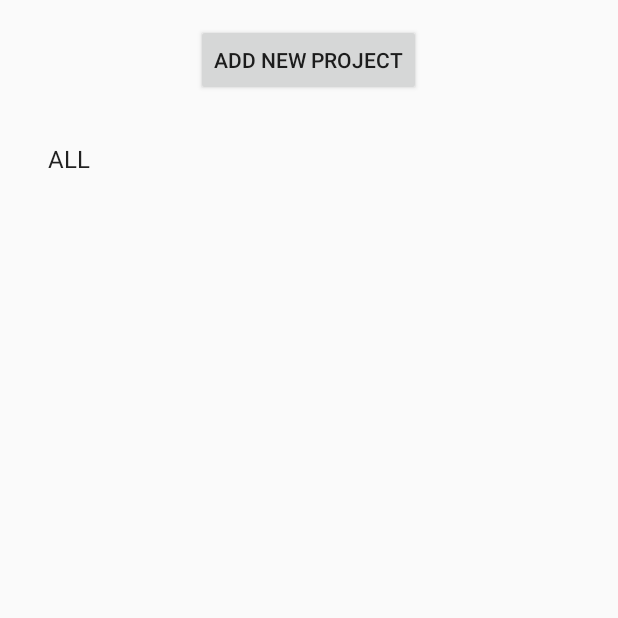
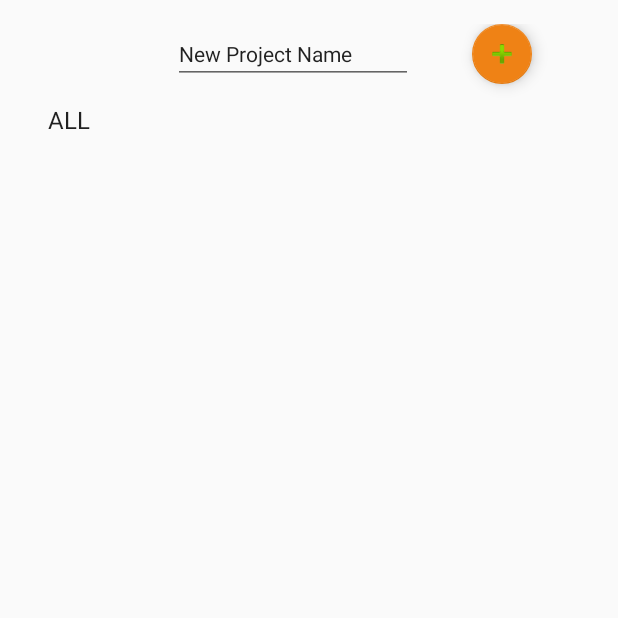
Before and after one commit to eyyu/BibliBot, an Android app: the ProjectView screen opened directly, with no data from a screen before it, on a phone screen of 412 x 824 dp, the top half of it. Run offline under Robolectric (Android 15) with nearby library versions, the phone set to English and light mode, and no system bars.

Commit message:
added project add

```diff
--- a/Biblibot-merged/app/src/main/java/com/comp3711/eva/biblibot/CitationDetail.java
+++ b/Biblibot-merged/app/src/main/java/com/comp3711/eva/biblibot/CitationDetail.java
@@ -25,7 +25,7 @@ public class CitationDetail extends AppCompatActivity {
 
         // Display citation
         TextView tv = (TextView) findViewById(R.id.citation_detail);
-        tv.setText("Citation details");
+        tv.setText(citation.getTitle());
 
     }
 }
--- a/Biblibot-merged/app/src/main/res/layout/activity_project_view.xml
+++ b/Biblibot-merged/app/src/main/res/layout/activity_project_view.xml
@@ -1,5 +1,6 @@
 <?xml version="1.0" encoding="utf-8"?>
 <android.support.design.widget.CoordinatorLayout xmlns:android="http://schemas.android.com/apk/res/android"
+
     xmlns:tools="http://schemas.android.com/tools"
     xmlns:app="http://schemas.android.com/apk/res-auto"
     android:layout_width="match_parent"
@@ -20,19 +21,38 @@
         android:id="@+id/list_view"
         android:layout_height="wrap_content"
         android:layout_width="match_parent"
-        android:layout_below="@+id/addProject"
         android:layout_alignParentLeft="true"
         android:layout_alignParentStart="true"
-        android:layout_marginTop="18dp">
+        android:layout_below="@+id/addProject">
     </ListView>
 
-    <Button
-        android:text="Add New Project"
+    <android.support.design.widget.FloatingActionButton
         android:layout_width="wrap_content"
         android:layout_height="wrap_content"
+        android:clickable="true"
+        app:fabSize="mini"
+        app:srcCompat="@android:drawable/ic_input_add"
         android:id="@+id/addProject"
+        android:layout_marginRight="41dp"
+        android:layout_marginEnd="41dp"
         android:layout_alignParentTop="true"
-        android:layout_centerHorizontal="true" />
+        android:layout_alignParentRight="true"
+        android:layout_alignParentEnd="true"
+        android:onClick="addNewProject"/>
+
+    <EditText
+        android:layout_width="wrap_content"
+        android:layout_height="wrap_content"
+        android:inputType="textPersonName"
+        android:text="New Project Name"
+        android:ems="10"
+        android:id="@+id/newProjectName"
+        android:textSize="14sp"
+        android:layout_alignParentTop="true"
+        android:layout_toLeftOf="@+id/addProject"
+        android:layout_toStartOf="@+id/addProject"
+        android:layout_marginRight="39dp"
+        android:layout_marginEnd="39dp" />
 </RelativeLayout>
 
 </android.support.design.widget.CoordinatorLayout>
```
Also changed, not shown: Biblibot-merged/app/src/main/java/com/comp3711/eva/biblibot/CitationView.java (+7 -6 lines), Biblibot-merged/app/src/main/java/com/comp3711/eva/biblibot/ProjectView.java (+14 -0 lines).
